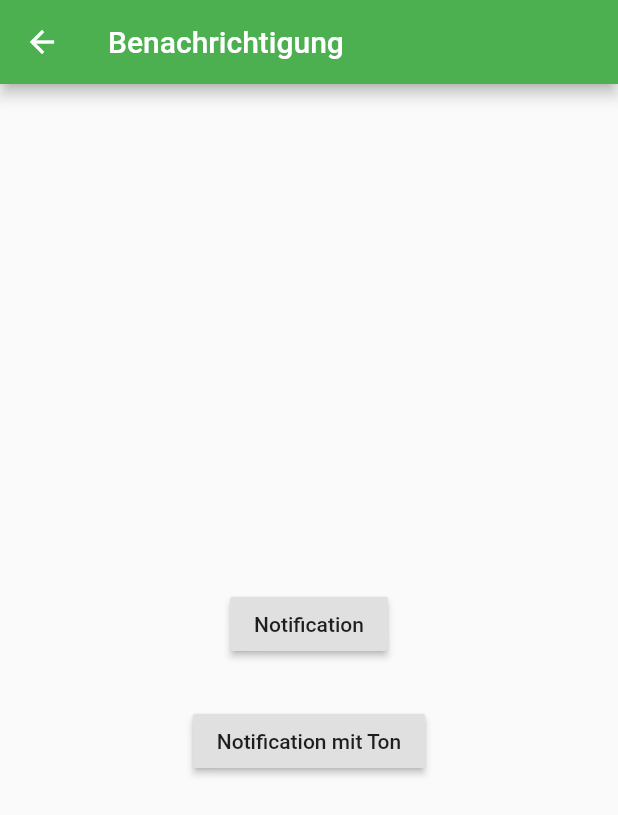
After one commit to oJack3d/Toolkit, a Flutter app: the screen it shows after launch, after a tap on "Benachrichtigung", on a phone screen of 412 x 824 dp. The commit adds this screen. Shown: the top 815 px of the screen. Run offline on Flutter 3.47's test engine with Material 2 defaults, Android fonts, the phone set to English and light mode, and no system bars; our stand-ins replace camera, flutter_local_notifications; missing offline and left inert: flashlight.

Commit message:
NotificationPage added

```diff
--- a/lib/main.dart
+++ b/lib/main.dart
@@ -2,6 +2,7 @@ import 'package:flutter/material.dart';
 import 'package:camera/camera.dart';
 import 'package:toolkit/cameraPage.dart';
 import 'package:toolkit/flashlightPage.dart';
+import 'package:toolkit/notificationPage.dart';
 
 void main() async {
   WidgetsFlutterBinding.ensureInitialized();
@@ -48,6 +49,7 @@ class _MyHomePageState extends State<MyHomePage> {
             makeDashboardItem("Lupe", Icons.zoom_in, context),
             makeDashboardItem("Taschenlampe", Icons.wb_incandescent, context),
             makeDashboardItem("Notizen", Icons.auto_stories, context),
+            makeDashboardItem("Benachrichtigung", Icons.announcement_outlined, context)
           ],
         ),
       ),
@@ -69,6 +71,18 @@ Card makeDashboardItem(String title, IconData icon, BuildContext context) {
                       builder: (_) => CameraPage()
                    )
                );
+            if (title == 'Notizen')
+              Navigator.of(context).push(
+                  MaterialPageRoute(
+                      builder: (_) => CameraPage()
+                  )
+              );
+            if (title == 'Benachrichtigung')
+              Navigator.of(context).push(
+                  MaterialPageRoute(
+                      builder: (_) => NotificationPage()
+                  )
+              );
             else
               Navigator.of(context).push(
                   MaterialPageRoute(
--- /dev/null
+++ b/lib/notificationPage.dart
@@ -0,0 +1,92 @@
+import 'dart:async';
+import 'package:flutter/material.dart';
+import 'package:flutter_local_notifications/flutter_local_notifications.dart';
+
+class NotificationPage extends StatefulWidget {
+  @override
+  _NotificationState createState() => _NotificationState();
+}
+
+class _NotificationState extends State<NotificationPage> {
+  FlutterLocalNotificationsPlugin flutterLocalNotificationsPlugin;
+
+  @override
+  initState() {
+    super.initState();
+    var initializationSettingsAndroid = AndroidInitializationSettings('app_icon');
+    var initializationSettingsIOS = IOSInitializationSettings();
+    var initializationSettingsMacOS = MacOSInitializationSettings();
+    var initializationSettings = InitializationSettings(android: initializationSettingsAndroid, iOS: initializationSettingsIOS, macOS: initializationSettingsMacOS);
+    flutterLocalNotificationsPlugin = FlutterLocalNotificationsPlugin();
+    flutterLocalNotificationsPlugin.initialize(initializationSettings);
+  }
+
+  @override
+  Widget build(BuildContext context) {
+    return Scaffold(
+        appBar: AppBar(
+          title: Text('Benachrichtigung'),
+        ),
+        body: Center(
+          child: Column(
+            mainAxisAlignment: MainAxisAlignment.center,
+            mainAxisSize: MainAxisSize.max,
+            children: <Widget>[
+              SizedBox(
+                height: 30.0,
+              ),
+              RaisedButton(
+                onPressed: _showNotification,
+                child: Text('Notification'),
+              ),
+              SizedBox(
+                height: 30.0,
+              ),
+              RaisedButton(
+                onPressed: _notificationWithSound,
+                child: Text('Notification mit Ton'),
+              ),
+            ],
+          ),
+        ),
+      );
+  }
+
+  Future onSelectNotification(String payload) async {
+    showDialog(
+      context: context,
+      builder: (_) {
+        return AlertDialog(
+          title: Text("PayLoad"),
+          content: Text("Payload : $payload"),
+        );
+      },
+    );
+  }
+
+  Future _showNotification() async {
+    var androidPlatformChannelSpecifics = AndroidNotificationDetails('id', 'name', 'description', playSound: false, importance: Importance.max, priority: Priority.high);
+    var iOSPlatformChannelSpecifics = IOSNotificationDetails(presentSound: false);
+    var platformChannelSpecifics = NotificationDetails(android: androidPlatformChannelSpecifics, iOS: iOSPlatformChannelSpecifics);
+    await flutterLocalNotificationsPlugin.show(
+      0,
+      'AHHHHH!',
+      'De huere Grümpel',
+      platformChannelSpecifics,
+      payload: '',
+    );
+  }
+
+  Future _notificationWithSound() async {
+    var androidPlatformChannelSpecifics = AndroidNotificationDetails('id', 'name', 'description', sound: 'salamisound', importance: Importance.max, priority: Priority.high);
+    var iOSPlatformChannelSpecifics = IOSNotificationDetails();
+    var platformChannelSpecifics = NotificationDetails(android: androidPlatformChannelSpecifics, iOS: iOSPlatformChannelSpecifics);
+    await flutterLocalNotificationsPlugin.show(
+      0,
+      'OHHH',
+      'Jetzt...Jetzt.. gits en Ton',
+      platformChannelSpecifics,
+      payload: 'Salami_Sound',
+    );
+  }
+}
--- a/pubspec.yaml
+++ b/pubspec.yaml
@@ -23,6 +23,7 @@ environment:
 dependencies:
   flashlight: ^0.1.1
   camera: ^0.7.0+1
+  flutter_local_notifications: ^4.0.0
   flutter:
     sdk: flutter
 
```
Also changed, not shown: pubspec.lock, 2 other files.
